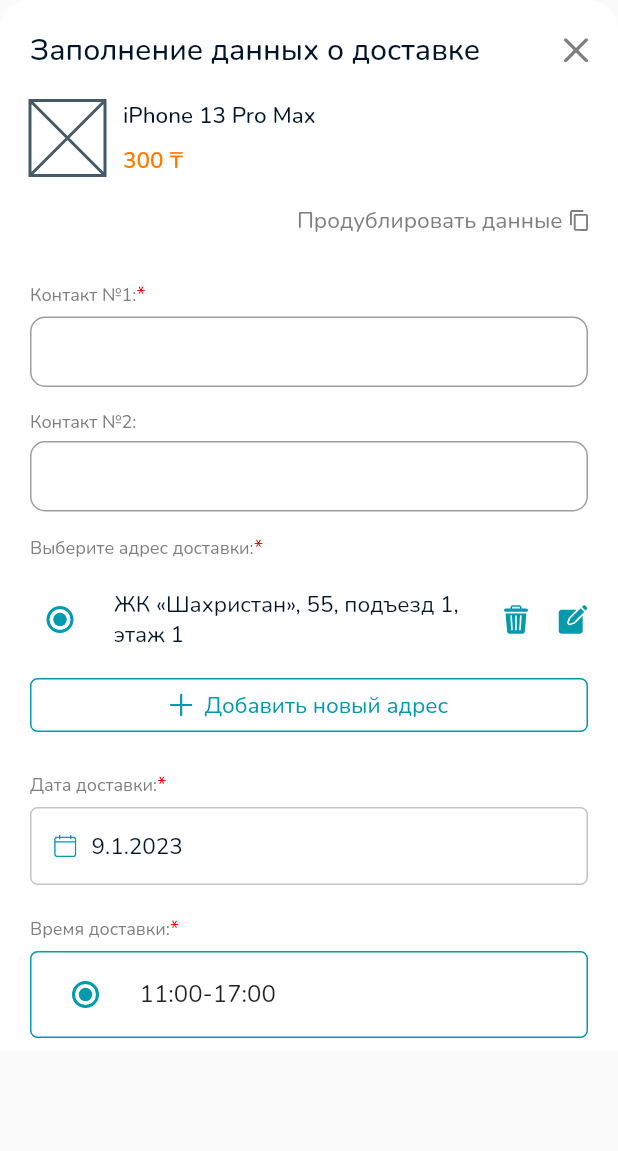
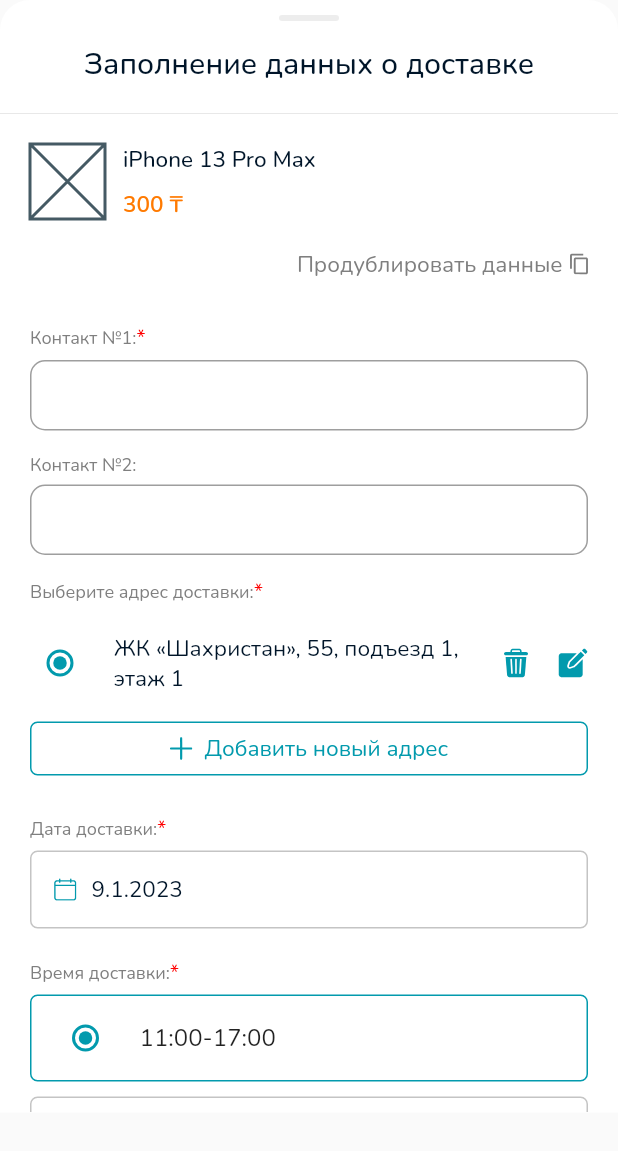
Before and after one commit to ulanmd/evrika_retail, a Flutter app: the DeliveryOptionsBottomModal widget shown alone on an empty page, opened directly, on a phone screen of 412 x 824 dp. Shown: the top 1151 px of the screen. Run offline on Flutter 3.47's test engine with Material 2 defaults, Android fonts, the phone set to English and light mode, and no system bars; our stand-ins replace cached_network_image, dotted_border, dotted_line, flutter_holo_date_picker, flutter_mobx, flutter_svg and 7 more; missing offline and left inert: just_the_tooltip, mobile_scanner, scrollable_clean_calendar, status_bar_control; accounts and stored records are empty; generated files the repository leaves out were written again; project files that could hold a hidden picture were left out.

Commit message:
added time-formard options modal and navbar icons

```diff
--- a/lib/delivery_option_bottom_modal.dart
+++ b/lib/delivery_option_bottom_modal.dart
@@ -1,5 +1,8 @@
 import 'package:evrika_retail/config/evrika_text_styles.dart';
+import 'package:evrika_retail/modal_control_line_widget.dart';
+import 'package:evrika_retail/modal_divider_widget.dart';
 import 'package:evrika_retail/utils.dart';
+import 'package:evrika_retail/widgets/bottom_modal_sheet_widget.dart';
 import 'package:evrika_retail/widgets/grey_label.dart';
 import 'package:evrika_retail/widgets/price_label.dart';
 import 'package:evrika_retail/widgets/required_label.dart';
@@ -23,36 +26,37 @@ class DeliveryOptionsBottomModal extends StatelessWidget {
         color: Colors.white,
       ),
       constraints:
-          BoxConstraints(maxHeight: MediaQuery.of(context).size.height * 0.85),
+          BoxConstraints(maxHeight: MediaQuery.of(context).size.height * 0.9),
 
       //height: MediaQuery.of(context).size.height * 0.85,
       child: SingleChildScrollView(
         child: Padding(
-          padding: EdgeInsets.only(top: 20, bottom: 20, left: 20, right: 20),
+          padding: EdgeInsets.only(
+            top: 10,
+            bottom: 20,
+          ),
           child: Column(
             mainAxisSize: MainAxisSize.min,
             children: [
-              Row(
-                children: [
+              ModalControlLine(),
+              SizedBox(
+                height: 15,
+              ),
               Text(
                 'Заполнение данных о доставке',
                 style: EvrikaTextStyles.darkS20W500,
               ),
-                  Spacer(),
-                  InkWell(
-                    onTap: () {
-                      Navigator.pop(context);
-                    },
-                    child: SvgPicture.asset(
-                      '$kAssetIcons/close.svg',
-                      color: EvrikaColors.kLabelGrey,
-                    ),
-                  )
-                ],
-              ),
               SizedBox(
                 height: 20,
               ),
+              ModalDivider(),
+              SizedBox(
+                height: 20,
+              ),
+              Padding(
+                padding: const EdgeInsets.only(left: 20, right: 20),
+                child: Column(
+                  children: [
                     Row(
                       children: [
                         Placeholder(
@@ -157,7 +161,8 @@ class DeliveryOptionsBottomModal extends StatelessWidget {
                         Container(
                           width: double.infinity,
                           child: RadioListTile(
-                      contentPadding: EdgeInsets.symmetric(horizontal: 0.0),
+                            contentPadding:
+                                EdgeInsets.symmetric(horizontal: 0.0),
                             title: Row(
                               children: [
                                 Expanded(
@@ -239,8 +244,10 @@ class DeliveryOptionsBottomModal extends StatelessWidget {
                             Container(
                               decoration: BoxDecoration(
                                   border: Border.all(
-                                color: EvrikaColors.kPrimaryColor, width: 1),
-                            borderRadius: BorderRadius.all(Radius.circular(5))),
+                                      color: EvrikaColors.kPrimaryColor,
+                                      width: 1),
+                                  borderRadius:
+                                      BorderRadius.all(Radius.circular(5))),
                               child: RadioListTile(
                                 title: Text("11:00-17:00"),
                                 value: "male",
@@ -255,7 +262,8 @@ class DeliveryOptionsBottomModal extends StatelessWidget {
                               decoration: BoxDecoration(
                                   border: Border.all(
                                       color: EvrikaColors.kLightGray, width: 1),
-                            borderRadius: BorderRadius.all(Radius.circular(5))),
+                                  borderRadius:
+                                      BorderRadius.all(Radius.circular(5))),
                               child: RadioListTile(
                                 title: Text("17:00-21:00"),
                                 value: "female",
@@ -270,7 +278,8 @@ class DeliveryOptionsBottomModal extends StatelessWidget {
                               decoration: BoxDecoration(
                                   border: Border.all(
                                       color: EvrikaColors.kLightGray, width: 1),
-                            borderRadius: BorderRadius.all(Radius.circular(5))),
+                                  borderRadius:
+                                      BorderRadius.all(Radius.circular(5))),
                               child: RadioListTile(
                                 title: Text("21:00-23:00"),
                                 value: "other",
@@ -296,19 +305,26 @@ class DeliveryOptionsBottomModal extends StatelessWidget {
                           minLines: 2,
                           maxLines: 2,
                         ),
-                  SizedBox(
-                    height: 15,
-                  )
                       ],
                     ),
+                  ],
+                ),
+              ),
+              SizedBox(
+                height: 20,
+              ),
+              ModalDivider(),
               SizedBox(
                 height: 15,
               ),
-              ElevatedButton(
+              Padding(
+                padding: const EdgeInsets.only(left: 20, right: 20),
+                child: ElevatedButton(
                   onPressed: () {},
                   child: Text(
                     'Сохранить',
                     style: TextStyle(fontSize: 17),
+                  ),
                 ),
               )
             ],
@@ -320,14 +336,19 @@ class DeliveryOptionsBottomModal extends StatelessWidget {
 }
 
 void showDeliveryOptions(context) {
-  showModalBottomSheet(
+  bottomModalWidgetMethod(
+      scrollControlled: true,
       context: context,
-    isScrollControlled: true,
-    shape: const RoundedRectangleBorder(
-        borderRadius: BorderRadius.vertical(top: Radius.circular(20))),
       builder: (context) => Padding(
             padding: MediaQuery.of(context).viewInsets,
             child: const DeliveryOptionsBottomModal(),
-    ),
-  );
+          ));
+
+  // showModalBottomSheet(
+  //   context: context,
+  //   isScrollControlled: true,
+  //   shape: const RoundedRectangleBorder(
+  //       borderRadius: BorderRadius.vertical(top: Radius.circular(10))),
+  //   builder:
+  // );
 }
```
Also changed, not shown: lib/extend_time_widget.dart (+9 -1 lines), lib/screens/main_screen.dart (+6 -6 lines), assets/icons/link.svg (deleted), assets/icons/link_active.svg (added), assets/icons/link_inactive.svg (added), assets/icons/shop-card-active.svg (added), assets/icons/shop-card_inactive.svg (added). Lines whose indentation alone changed are shown as unchanged.
